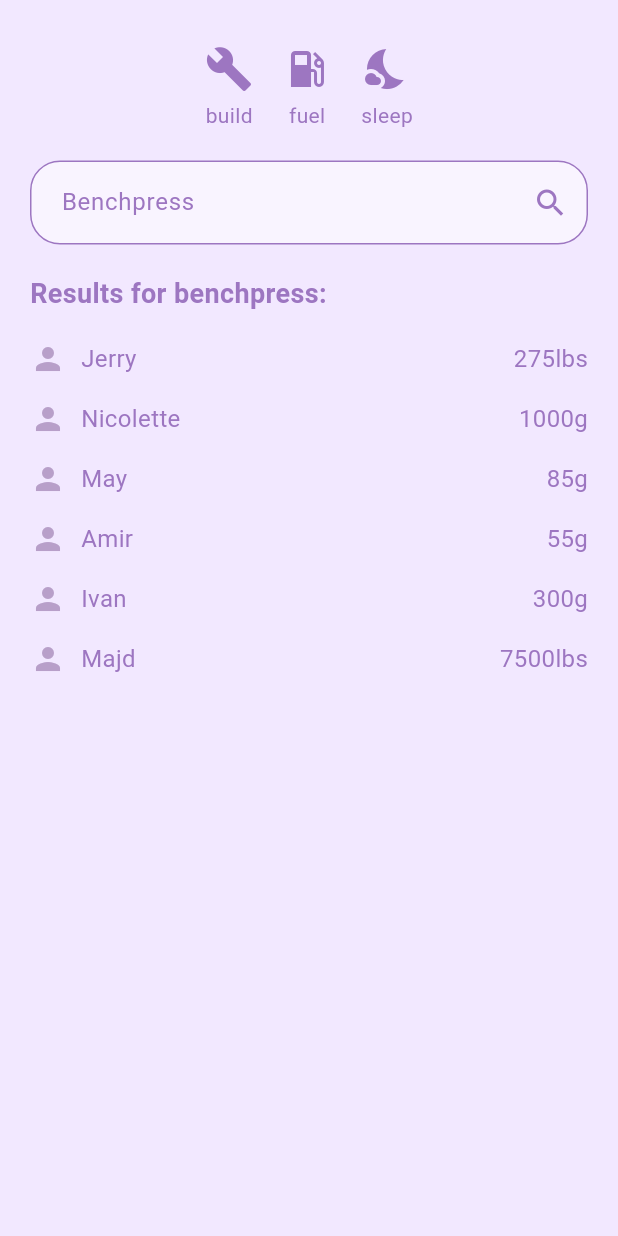
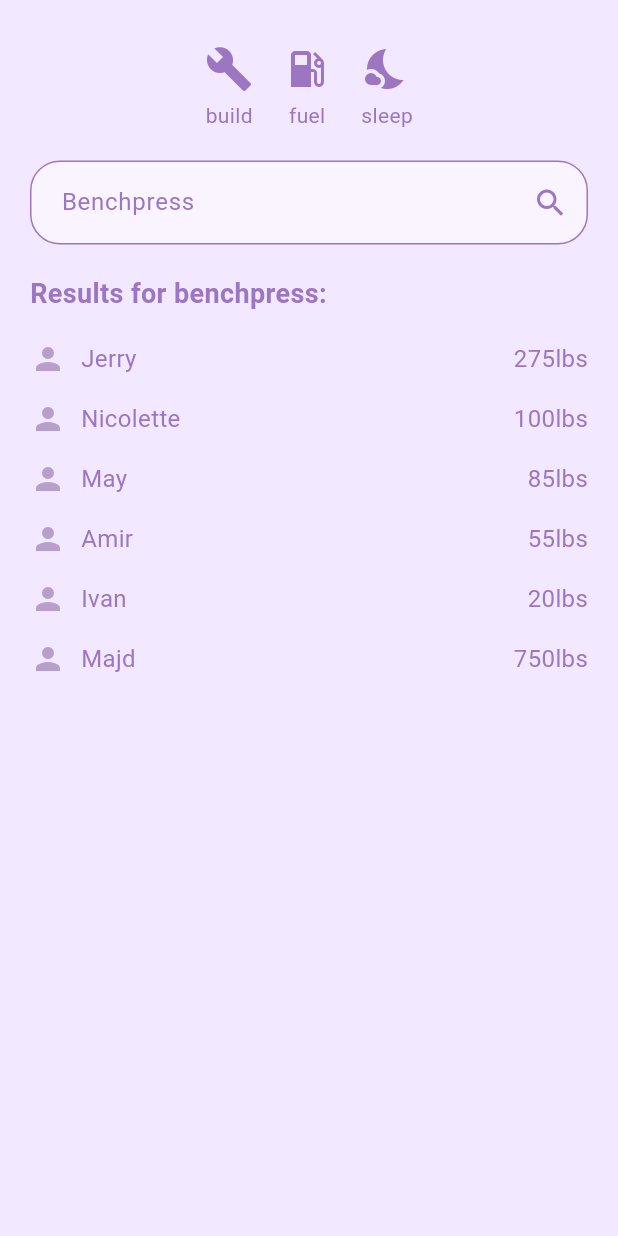
Before and after one commit to maynguyen26/lipht, a Flutter app: the FriendsScreen screen opened directly, on a phone screen of 412 x 824 dp. Run offline on Flutter 3.47's test engine with Material 3 defaults, Android fonts, the phone set to English and light mode, and no system bars; our stand-ins replace cloud_firestore, connectivity_plus, firebase_auth, firebase_core, fl_chart, google_sign_in and 1 more; accounts and stored records are empty.

Commit message:
Edit friends_screen.dart

```diff
--- a/lib/features/friends/screens/friends_screen.dart
+++ b/lib/features/friends/screens/friends_screen.dart
@@ -65,11 +65,11 @@ class FriendsScreen extends StatelessWidget {
               child: ListView(
                 children: [
                   _buildUserRow("Jerry", "275lbs"),
-                  _buildUserRow("Nicolette", "1000g"),
-                  _buildUserRow("May", "85g"),
-                  _buildUserRow("Amir", "55g"),
-                  _buildUserRow("Ivan", "300g"),
-                  _buildUserRow("Majd", "7500lbs")
+                  _buildUserRow("Nicolette", "100lbs"),
+                  _buildUserRow("May", "85lbs"),
+                  _buildUserRow("Amir", "55lbs"),
+                  _buildUserRow("Ivan", "20lbs"),
+                  _buildUserRow("Majd", "750lbs")
                 ],
               ),
             ),
```
